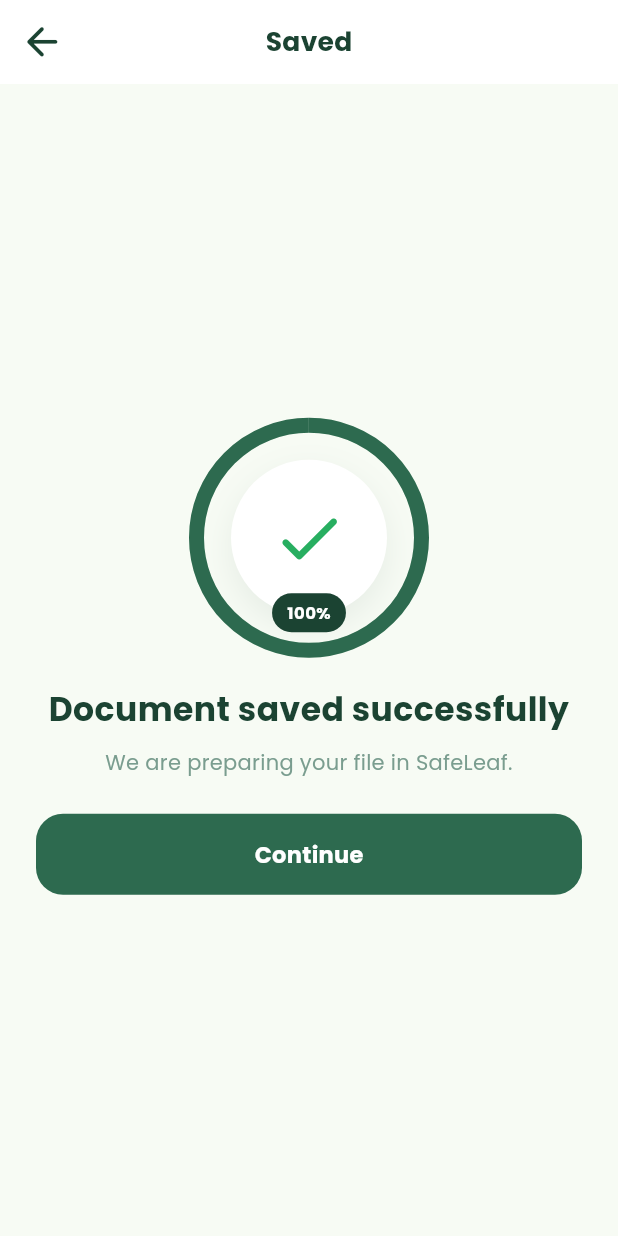
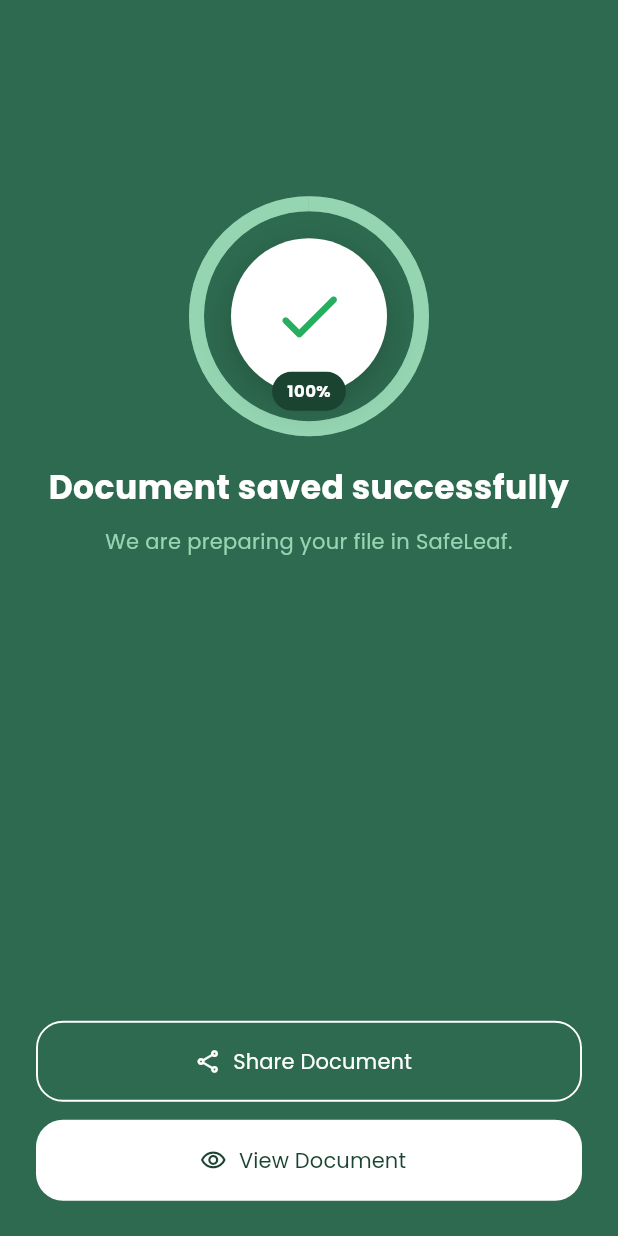
Before and after one commit to VamsiDamodar/SafeLeaf, a Flutter app: the SaveSuccessView screen opened by its route, on a phone screen of 412 x 824 dp. Run offline on Flutter 3.47's test engine with Material 3 defaults, Android fonts, the phone set to English and light mode, and no system bars; our stand-ins replace file_picker, flutter_native_splash, flutter_secure_storage, get, local_auth, printing and 2 more; missing offline and left inert: syncfusion_flutter_pdfviewer; accounts and stored records are empty.

Commit message:
feat(saving): add animated success screen with share and view actions

```diff
--- a/lib/modules/saving/save_success_view.dart
+++ b/lib/modules/saving/save_success_view.dart
@@ -3,7 +3,6 @@ import 'package:get/get.dart';
 import 'package:safeleaf/modules/saving/save_success_viewmodel.dart';
 import 'package:safeleaf/utils/app_colors.dart';
 import 'package:safeleaf/utils/app_textstyles.dart';
-import 'package:safeleaf/widgets/common/safeleaf_page_app_bar.dart';
 
 class SaveSuccessView extends GetView<SaveSuccessViewModel> {
   const SaveSuccessView({super.key});
@@ -11,33 +10,142 @@ class SaveSuccessView extends GetView<SaveSuccessViewModel> {
   @override
   Widget build(BuildContext context) {
     return Scaffold(
-      backgroundColor: AppColors.background,
-      appBar: SafeLeafPageAppBar(
-        title: 'Saved',
-        onBackTap: controller.onDoneTap,
-      ),
+      backgroundColor: AppColors.primary,
       body: SafeArea(
-        child: Center(
+        child: Obx(() {
+          final isComplete = controller.isComplete.value;
+          final percent = (controller.progress.value * 100).round();
+
+          return Stack(
+            children: [
+              AnimatedAlign(
+                duration: const Duration(milliseconds: 650),
+                curve: Curves.easeOutCubic,
+                alignment: isComplete
+                    ? const Alignment(0, -0.55)
+                    : Alignment.center,
                 child: Padding(
                   padding: const EdgeInsets.symmetric(horizontal: 24),
-            child: Obx(
-              () {
-                final percent = (controller.progress.value * 100).round();
-                return Column(
-                  mainAxisAlignment: MainAxisAlignment.center,
+                  child: Column(
                     mainAxisSize: MainAxisSize.min,
                     children: [
-                    Stack(
+                      _ProgressStatus(
+                        percent: percent,
+                        isComplete: isComplete,
+                      ),
+                      const SizedBox(height: 24),
+                      Text(
+                        isComplete
+                            ? 'Document saved successfully'
+                            : 'Saving your document',
+                        textAlign: TextAlign.center,
+                        style: AppTextStyles.drawerHeaderTitle.copyWith(
+                          color: Colors.white,
+                          fontSize: 22,
+                        ),
+                      ),
+                      const SizedBox(height: 10),
+                      Text(
+                        controller.fileName.value.isEmpty
+                            ? 'We are preparing your file in SafeLeaf.'
+                            : controller.fileName.value,
+                        textAlign: TextAlign.center,
+                        style: AppTextStyles.drawerItem.copyWith(
+                          color: AppColors.primaryLight,
+                          fontWeight: FontWeight.w500,
+                        ),
+                      ),
+                    ],
+                  ),
+                ),
+              ),
+              Positioned(
+                left: 24,
+                right: 24,
+                bottom: 24,
+                child: IgnorePointer(
+                  ignoring: !isComplete,
+                  child: AnimatedSlide(
+                    duration: const Duration(milliseconds: 550),
+                    curve: Curves.easeOutCubic,
+                    offset: isComplete ? Offset.zero : const Offset(0, 1.5),
+                    child: AnimatedOpacity(
+                      duration: const Duration(milliseconds: 350),
+                      opacity: isComplete ? 1 : 0,
+                      child: Column(
+                        children: [
+                          SizedBox(
+                            width: double.infinity,
+                            height: 54,
+                            child: OutlinedButton.icon(
+                              onPressed: controller.onShareTap,
+                              icon: const Icon(Icons.share_outlined),
+                              label: const Text('Share Document'),
+                              style: OutlinedButton.styleFrom(
+                                foregroundColor: Colors.white,
+                                side: const BorderSide(
+                                  color: Colors.white,
+                                  width: 1.3,
+                                ),
+                                shape: RoundedRectangleBorder(
+                                  borderRadius: BorderRadius.circular(18),
+                                ),
+                              ),
+                            ),
+                          ),
+                          const SizedBox(height: 12),
+                          SizedBox(
+                            width: double.infinity,
+                            height: 54,
+                            child: ElevatedButton.icon(
+                              onPressed: controller.onViewDocumentTap,
+                              icon: const Icon(Icons.visibility_outlined),
+                              label: const Text('View Document'),
+                              style: ElevatedButton.styleFrom(
+                                elevation: 0,
+                                backgroundColor: Colors.white,
+                                foregroundColor: AppColors.primaryDark,
+                                shape: RoundedRectangleBorder(
+                                  borderRadius: BorderRadius.circular(18),
+                                ),
+                              ),
+                            ),
+                          ),
+                        ],
+                      ),
+                    ),
+                  ),
+                ),
+              ),
+            ],
+          );
+        }),
+      ),
+    );
+  }
+}
+
+class _ProgressStatus extends StatelessWidget {
+  const _ProgressStatus({required this.percent, required this.isComplete});
+
+  final int percent;
+  final bool isComplete;
+
+  @override
+  Widget build(BuildContext context) {
+    return Stack(
       alignment: Alignment.center,
       children: [
         SizedBox(
           width: 150,
           height: 150,
           child: CircularProgressIndicator(
-                            value: controller.progress.value,
+            value: percent / 100,
             strokeWidth: 10,
-                            backgroundColor: AppColors.surfaceBorder.withOpacity(0.6),
-                            valueColor: const AlwaysStoppedAnimation<Color>(AppColors.primary),
+            backgroundColor: Colors.white.withOpacity(0.25),
+            valueColor: const AlwaysStoppedAnimation<Color>(
+              AppColors.primaryLight,
+            ),
           ),
         ),
         Container(
@@ -48,16 +156,20 @@ class SaveSuccessView extends GetView<SaveSuccessViewModel> {
             shape: BoxShape.circle,
             boxShadow: [
               BoxShadow(
-                                color: AppColors.primaryDark.withOpacity(0.08),
+                color: Colors.black.withOpacity(0.18),
                 blurRadius: 18,
                 offset: const Offset(0, 8),
               ),
             ],
           ),
+          child: AnimatedSwitcher(
+            duration: const Duration(milliseconds: 250),
             child: Icon(
-                            controller.isComplete.value ? Icons.check_rounded : Icons.hourglass_top_rounded,
+              isComplete ? Icons.check_rounded : Icons.hourglass_top_rounded,
+              key: ValueKey(isComplete),
               size: 52,
-                            color: controller.isComplete.value ? AppColors.safe : AppColors.primary,
+              color: isComplete ? AppColors.safe : AppColors.primary,
+            ),
           ),
         ),
         Positioned(
@@ -79,58 +191,6 @@ class SaveSuccessView extends GetView<SaveSuccessViewModel> {
           ),
         ),
       ],
-                    ),
-                    const SizedBox(height: 24),
-                    Text(
-                      controller.isComplete.value ? 'Document saved successfully' : 'Saving your document',
-                      textAlign: TextAlign.center,
-                      style: AppTextStyles.drawerHeaderTitle.copyWith(
-                        color: AppColors.primaryDark,
-                        fontSize: 22,
-                      ),
-                    ),
-                    const SizedBox(height: 10),
-                    Text(
-                      controller.fileName.value.isEmpty
-                          ? 'We are preparing your file in SafeLeaf.'
-                          : controller.fileName.value,
-                      textAlign: TextAlign.center,
-                      style: AppTextStyles.drawerItem.copyWith(
-                        color: AppColors.textSecondary,
-                        fontWeight: FontWeight.w500,
-                      ),
-                    ),
-                    const SizedBox(height: 24),
-                    SizedBox(
-                      width: double.infinity,
-                      height: 54,
-                      child: ElevatedButton(
-                        onPressed: controller.isComplete.value ? controller.onDoneTap : null,
-                        style: ElevatedButton.styleFrom(
-                          elevation: 0,
-                          backgroundColor: AppColors.primary,
-                          foregroundColor: Colors.white,
-                          shape: RoundedRectangleBorder(
-                            borderRadius: BorderRadius.circular(18),
-                          ),
-                        ),
-                        child: Text(
-                          'Continue',
-                          style: AppTextStyles.drawerItem.copyWith(
-                            color: Colors.white,
-                            fontWeight: FontWeight.w600,
-                            fontSize: 15,
-                          ),
-                        ),
-                      ),
-                    ),
-                  ],
-                );
-              },
-            ),
-          ),
-        ),
-      ),
     );
   }
 }
```
Also changed, not shown: lib/modules/saving/save_success_viewmodel.dart (+44 -2 lines), lib/modules/saving/saving_view.dart (+14 -9 lines), lib/modules/saving/saving_viewmodel.dart (+13 -12 lines), lib/widgets/saving/saving_action_buttons.dart (+3 -4 lines). Lines whose indentation alone changed are shown as unchanged.
